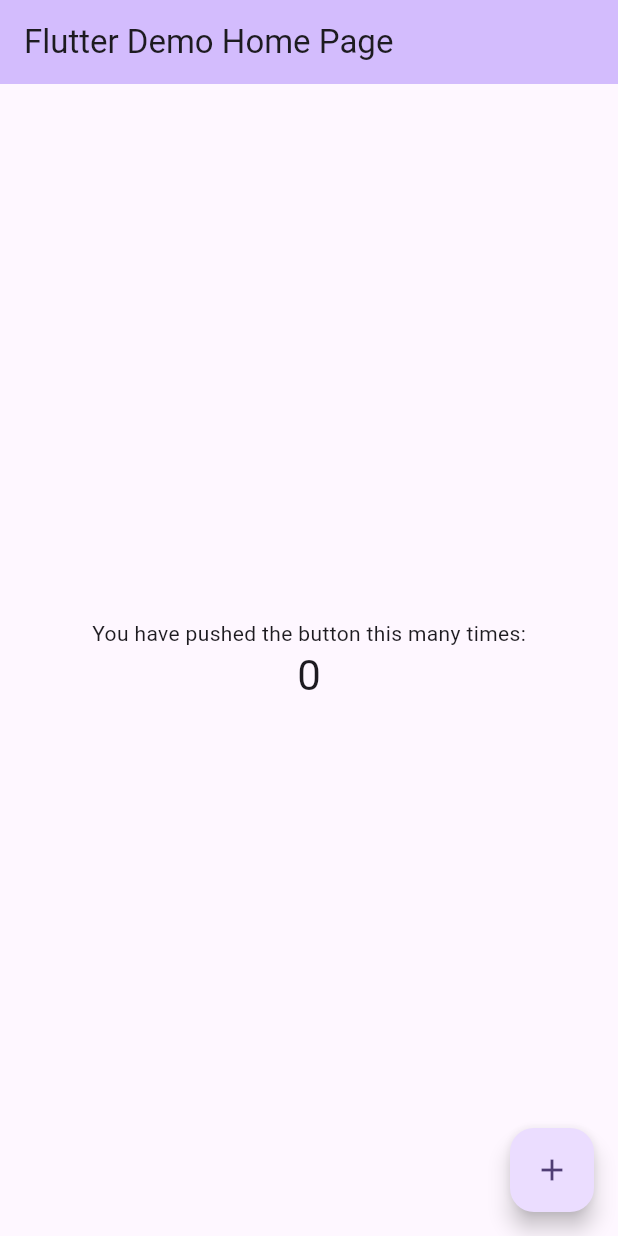
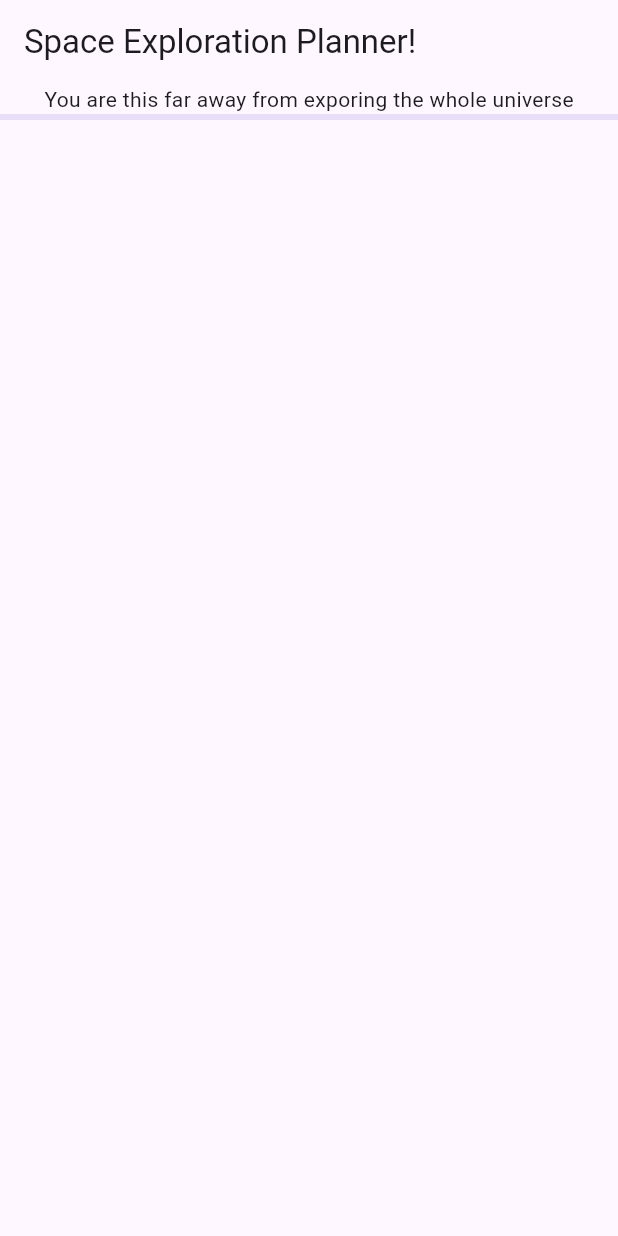
Before and after one commit to Com3nd/adventure_checklist, a Flutter app: the screen it shows after launch, on a phone screen of 412 x 824 dp. Run offline on Flutter 3.47's test engine with Material 3 defaults, Android fonts, the phone set to English and light mode, and no system bars.

Commit message:
Currently not working After tuturial video https://www.youtube.com/watch?v=xWV71C2kp38

```diff
--- a/lib/main.dart
+++ b/lib/main.dart
@@ -1,125 +1,75 @@
 import 'package:flutter/material.dart';
 
-void main() {
-  runApp(const MyApp());
-}
+void main() => runApp(MyApp());
 
-class MyApp extends StatelessWidget {
-  const MyApp({super.key});
-
-  // This widget is the root of your application.
+class MyApp extends StatelessWidget { // This is going to be the main app, essentially the "body" in HTML
+// which can have title??, the theme and other defining attributes
+// I think the return MaterialApp is the base object to create the app
   @override
   Widget build(BuildContext context) {
     return MaterialApp(
-      title: 'Flutter Demo',
-      theme: ThemeData(
-        // This is the theme of your application.
-        //
-        // TRY THIS: Try running your application with "flutter run". You'll see
-        // the application has a purple toolbar. Then, without quitting the app,
-        // try changing the seedColor in the colorScheme below to Colors.green
-        // and then invoke "hot reload" (save your changes or press the "hot
-        // reload" button in a Flutter-supported IDE, or press "r" if you used
-        // the command line to start the app).
-        //
-        // Notice that the counter didn't reset back to zero; the application
-        // state is not lost during the reload. To reset the state, use hot
-        // restart instead.
-        //
-        // This works for code too, not just values: Most code changes can be
-        // tested with just a hot reload.
-        colorScheme: ColorScheme.fromSeed(seedColor: Colors.deepPurple),
-        useMaterial3: true,
-      ),
-      home: const MyHomePage(title: 'Flutter Demo Home Page'),
+      title: 'Exploration!',
+      theme: ThemeData(primarySwatch: Colors.blue),
+      home: MyHomePage(),
     );
   }
 }
 
-class MyHomePage extends StatefulWidget {
-  const MyHomePage({super.key, required this.title});
-
-  // This widget is the home page of your application. It is stateful, meaning
-  // that it has a State object (defined below) that contains fields that affect
-  // how it looks.
-
-  // This class is the configuration for the state. It holds the values (in this
-  // case the title) provided by the parent (in this case the App widget) and
-  // used by the build method of the State. Fields in a Widget subclass are
-  // always marked "final".
-
-  final String title;
-
+class MyHomePage extends StatelessWidget {
   @override
-  State<MyHomePage> createState() => _MyHomePageState();
+  Widget build(BuildContext context) {
+    return Scaffold(
+      appBar: AppBar(
+        title: const Text("Space Exploration Planner!"),
+      ),
+      body: Column(
+        children: [
+          Progress(),
+        ],
+      )
+    );
+  }
 }
 
-class _MyHomePageState extends State<MyHomePage> {
-  int _counter = 0;
+class Progress extends StatelessWidget {
+  @override
+  Widget build(BuildContext context) {
+    return const Column(
+    children: [
+      Text("You are this far away from exporing the whole universe"),
+      LinearProgressIndicator(value: 0.0),
+      ],
+    );
+  }
+}
 
-  void _incrementCounter() {
-    setState(() {
-      // This call to setState tells the Flutter framework that something has
-      // changed in this State, which causes it to rerun the build method below
-      // so that the display can reflect the updated values. If we changed
-      // _counter without calling setState(), then the build method would not be
-      // called again, and so nothing would appear to happen.
-      _counter++;
-    });
+class TaskList extends StatelessWidget {
+  @override
+  Widget  build(BuildContext context) {
+    return Column(
+      children: [
+        TaskItem(label: "load rocket with supplies"),
+        TaskItem(label: "Launch rocket"),
+        TaskItem(label: "Circle the home planet"),
+        TaskItem(label: "Head out to the first moon"),
+        TaskItem(label: "Launch moon lander #1"),
+      ],
+    );
   }
+}
+
+class TaskItem extends StatelessWidget {
+  final String label;
+
+  const TaskItem({Key? key, required this.label}) : super(key: key);
 
   @override
   Widget build(BuildContext context) {
-    // This method is rerun every time setState is called, for instance as done
-    // by the _incrementCounter method above.
-    //
-    // The Flutter framework has been optimized to make rerunning build methods
-    // fast, so that you can just rebuild anything that needs updating rather
-    // than having to individually change instances of widgets.
-    return Scaffold(
-      appBar: AppBar(
-        // TRY THIS: Try changing the color here to a specific color (to
-        // Colors.amber, perhaps?) and trigger a hot reload to see the AppBar
-        // change color while the other colors stay the same.
-        backgroundColor: Theme.of(context).colorScheme.inversePrimary,
-        // Here we take the value from the MyHomePage object that was created by
-        // the App.build method, and use it to set our appbar title.
-        title: Text(widget.title),
-      ),
-      body: Center(
-        // Center is a layout widget. It takes a single child and positions it
-        // in the middle of the parent.
-        child: Column(
-          // Column is also a layout widget. It takes a list of children and
-          // arranges them vertically. By default, it sizes itself to fit its
-          // children horizontally, and tries to be as tall as its parent.
-          //
-          // Column has various properties to control how it sizes itself and
-          // how it positions its children. Here we use mainAxisAlignment to
-          // center the children vertically; the main axis here is the vertical
-          // axis because Columns are vertical (the cross axis would be
-          // horizontal).
-          //
-          // TRY THIS: Invoke "debug painting" (choose the "Toggle Debug Paint"
-          // action in the IDE, or press "p" in the console), to see the
-          // wireframe for each widget.
-          mainAxisAlignment: MainAxisAlignment.center,
-          children: <Widget>[
-            const Text(
-              'You have pushed the button this many times:',
-            ),
-            Text(
-              '$_counter',
-              style: Theme.of(context).textTheme.headlineMedium,
-            ),
-          ],
-        ),
-      ),
-      floatingActionButton: FloatingActionButton(
-        onPressed: _incrementCounter,
-        tooltip: 'Increment',
-        child: const Icon(Icons.add),
-      ), // This trailing comma makes auto-formatting nicer for build methods.
+    return Row(
+      children: [
+        const Checkbox(onChanged: null, value: false),
+        Text(label),
+      ],
     );
   }
 }
```
